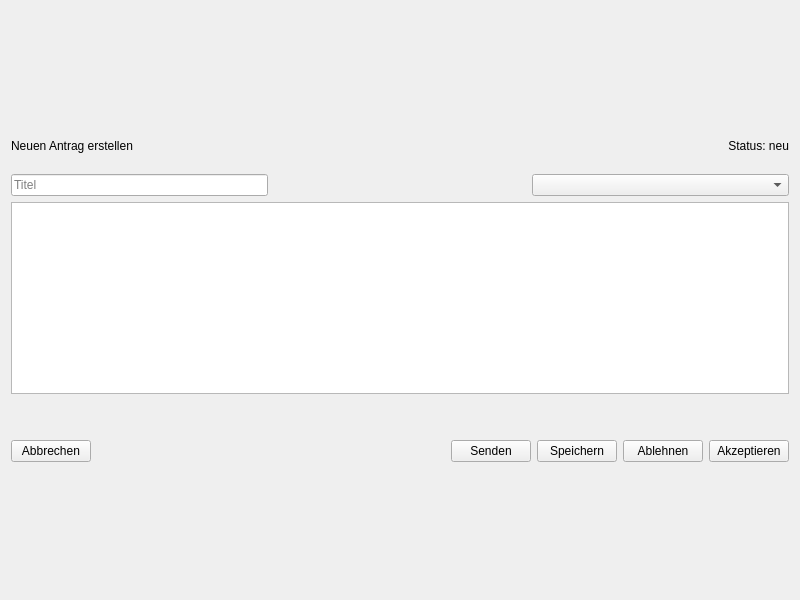
The window that HR_Managment_System_Application/antrag_detailpage.ui (MehmetMertt/twentyONE_HR_System) describes before a commit, drawn with Qt 5.
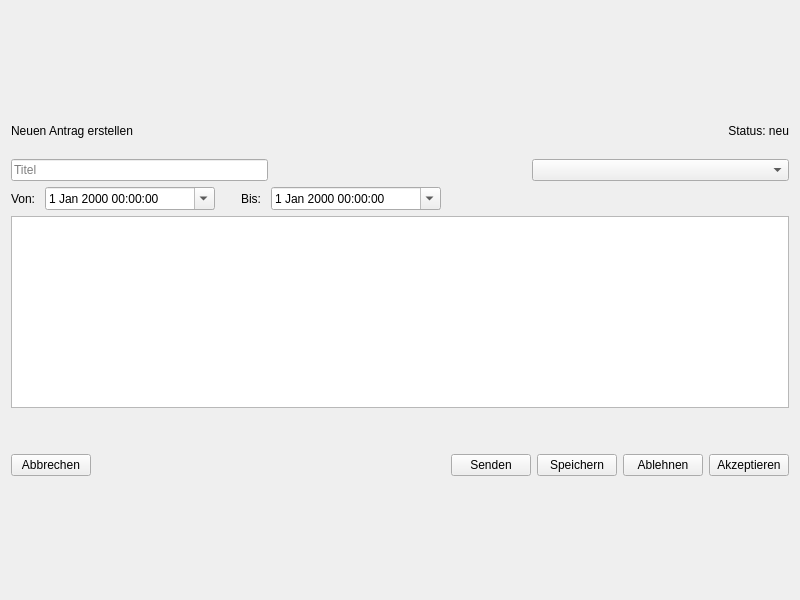
The same window after the commit.

```diff
--- a/HR_Managment_System_Application/antrag_detailpage.ui
+++ b/HR_Managment_System_Application/antrag_detailpage.ui
@@ -121,6 +121,109 @@
        </item>
       </layout>
      </item>
+     <item>
+      <layout class="QHBoxLayout" name="horizontalLayout">
+       <item>
+        <widget class="QLabel" name="label">
+         <property name="sizePolicy">
+          <sizepolicy hsizetype="Maximum" vsizetype="Preferred">
+           <horstretch>0</horstretch>
+           <verstretch>0</verstretch>
+          </sizepolicy>
+         </property>
+         <property name="text">
+          <string>Von: </string>
+         </property>
+        </widget>
+       </item>
+       <item>
+        <widget class="QDateTimeEdit" name="start">
+         <property name="minimumSize">
+          <size>
+           <width>170</width>
+           <height>0</height>
+          </size>
+         </property>
+         <property name="maximumSize">
+          <size>
+           <width>200</width>
+           <height>16777215</height>
+          </size>
+         </property>
+         <property name="buttonSymbols">
+          <enum>QAbstractSpinBox::NoButtons</enum>
+         </property>
+         <property name="calendarPopup">
+          <bool>true</bool>
+         </property>
+        </widget>
+       </item>
+       <item>
+        <spacer name="horizontalSpacer_4">
+         <property name="orientation">
+          <enum>Qt::Horizontal</enum>
+         </property>
+         <property name="sizeType">
+          <enum>QSizePolicy::Preferred</enum>
+         </property>
+         <property name="sizeHint" stdset="0">
+          <size>
+           <width>20</width>
+           <height>20</height>
+          </size>
+         </property>
+        </spacer>
+       </item>
+       <item>
+        <widget class="QLabel" name="label_2">
+         <property name="sizePolicy">
+          <sizepolicy hsizetype="Maximum" vsizetype="Preferred">
+           <horstretch>0</horstretch>
+           <verstretch>0</verstretch>
+          </sizepolicy>
+         </property>
+         <property name="text">
+          <string>Bis: </string>
+         </property>
+        </widget>
+       </item>
+       <item>
+        <widget class="QDateTimeEdit" name="ende">
+         <property name="minimumSize">
+          <size>
+           <width>170</width>
+           <height>0</height>
+          </size>
+         </property>
+         <property name="maximumSize">
+          <size>
+           <width>200</width>
+           <height>16777215</height>
+          </size>
+         </property>
+         <property name="buttonSymbols">
+          <enum>QAbstractSpinBox::NoButtons</enum>
+         </property>
+         <property name="calendarPopup">
+          <bool>true</bool>
+         </property>
+        </widget>
+       </item>
+       <item>
+        <spacer name="horizontalSpacer_3">
+         <property name="orientation">
+          <enum>Qt::Horizontal</enum>
+         </property>
+         <property name="sizeHint" stdset="0">
+          <size>
+           <width>40</width>
+           <height>20</height>
+          </size>
+         </property>
+        </spacer>
+       </item>
+      </layout>
+     </item>
      <item>
       <widget class="QPlainTextEdit" name="notiz">
        <property name="maximumSize">
```
